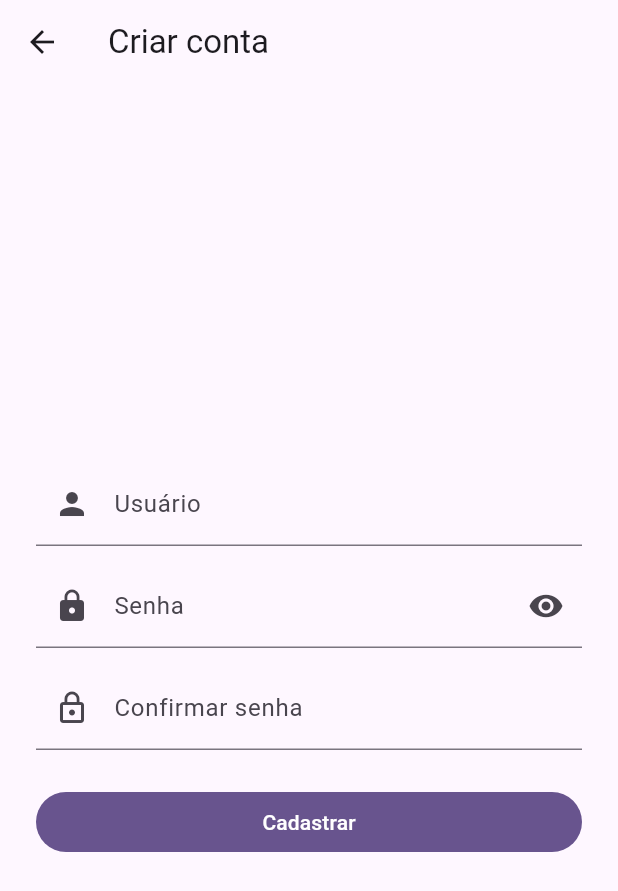
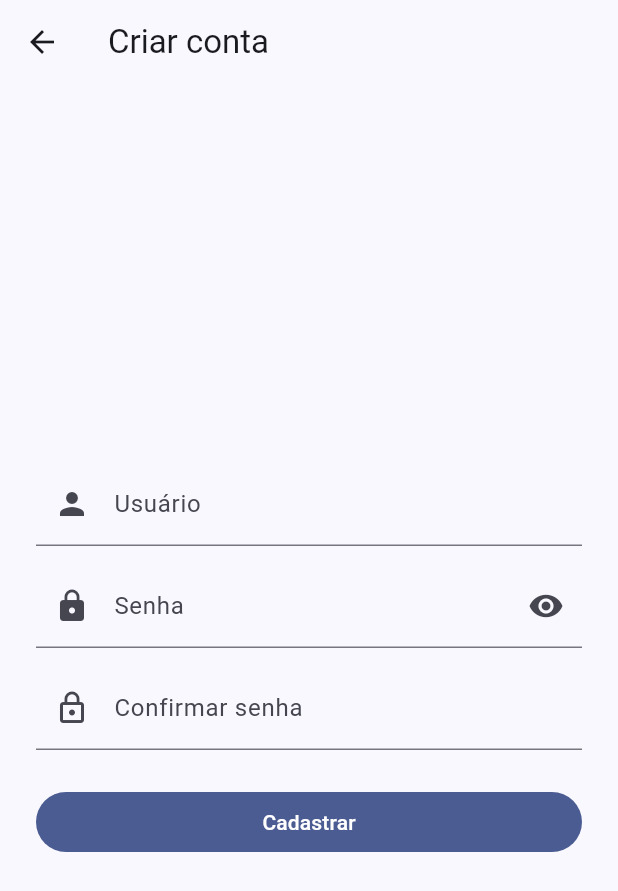
Before and after one commit to FelipeJaber/PI-Syntaze, a Flutter app: the screen it shows after launch, after a tap on "Criar uma conta", on a phone screen of 412 x 824 dp. Shown: the top 891 px of the screen. Run offline on Flutter 3.47's test engine with Material 3 defaults, Android fonts, the light colour scheme and no system bars; network calls fail.

Commit message:
Trocar tema padrão (roxo) por Azul Oxford na identidade visual
Flutter: colorSchemeSeed = kOxfordBlue (#0B132B), aplicado também no ícone
da tela de login. Dashboard web: --accent ajustado para um tom mais claro
da mesma cor (#3A6EA5), necessário pro contraste no fundo escuro.

```diff
--- a/flutter_app/lib/main.dart
+++ b/flutter_app/lib/main.dart
@@ -9,6 +9,9 @@ import 'providers/insights_provider.dart';
 import 'screens/home_shell.dart';
 import 'screens/login_screen.dart';
 import 'services/api_service.dart';
+
+/// Azul Oxford — cor de marca do Syntaze, em vez do roxo padrão do Material 3.
+const Color kOxfordBlue = Color(0xFF0B132B);
 
 void main() {
   runApp(const InstaMvpApp());
@@ -31,7 +34,7 @@ class InstaMvpApp extends StatelessWidget {
         title: 'Syntaze',
         debugShowCheckedModeBanner: false,
         theme: ThemeData(
-          colorSchemeSeed: Colors.deepPurple,
+          colorSchemeSeed: kOxfordBlue,
           useMaterial3: true,
         ),
         home: const AuthGate(),
--- a/flutter_app/lib/screens/login_screen.dart
+++ b/flutter_app/lib/screens/login_screen.dart
@@ -1,6 +1,7 @@
 import 'package:flutter/material.dart';
 import 'package:provider/provider.dart';
 
+import '../main.dart' show kOxfordBlue;
 import '../providers/auth_provider.dart';
 import 'register_screen.dart';
 
@@ -64,7 +65,7 @@ class _LoginScreenState extends State<LoginScreen> {
                   mainAxisSize: MainAxisSize.min,
                   crossAxisAlignment: CrossAxisAlignment.stretch,
                   children: [
-                    const Icon(Icons.insights, size: 56, color: Colors.deepPurple),
+                    const Icon(Icons.insights, size: 56, color: kOxfordBlue),
                     const SizedBox(height: 12),
                     Text('Syntaze', textAlign: TextAlign.center, style: Theme.of(context).textTheme.headlineMedium),
                     const SizedBox(height: 4),
```
Also changed, not shown: 1 other file.
